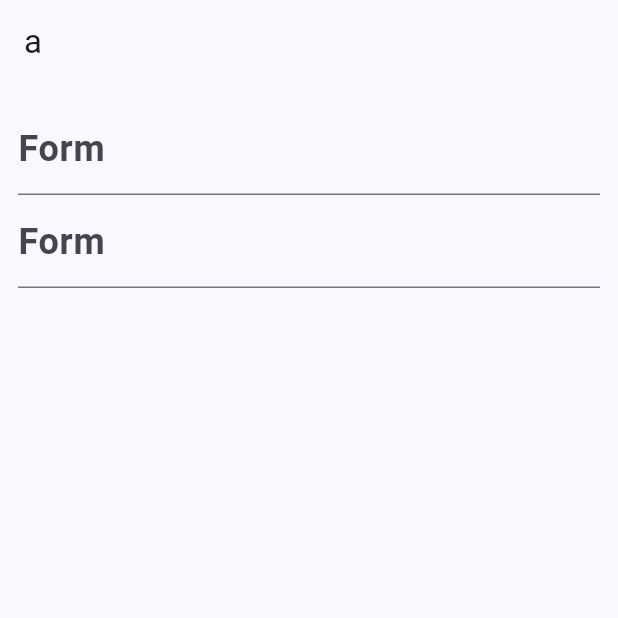
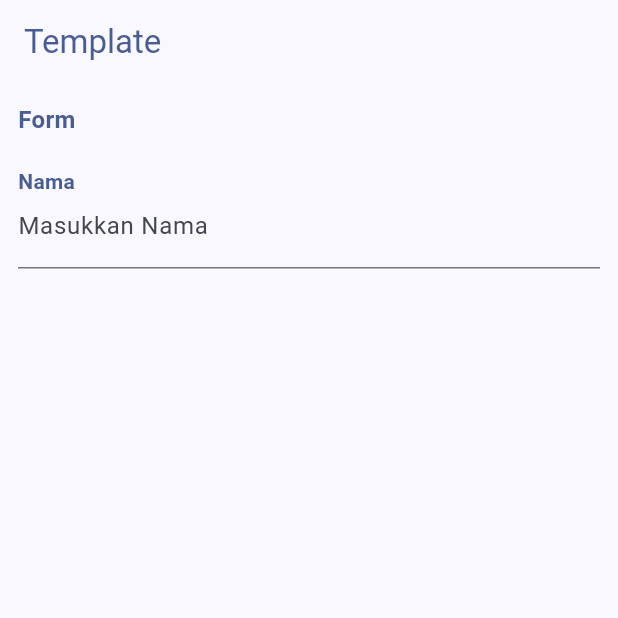
Before and after one commit to yowanmada123/AA, a Flutter app: the screen it shows after launch, on a phone screen of 412 x 824 dp, the top half of it. Run offline on Flutter 3.47's test engine with Material 2 defaults, Android fonts, the phone set to English and light mode, and no system bars; our stand-ins replace mask_text_input_formatter.

Commit message:
add form text

```diff
--- a/lib/all_screen.dart
+++ b/lib/all_screen.dart
@@ -1,3 +1,4 @@
+import 'package:boilerplate_flutter/widget/extention/base_ext.dart';
 import 'package:boilerplate_flutter/widget/form.dart';
 import 'package:flutter/material.dart';
 import 'package:flutter/src/foundation/key.dart';
@@ -14,18 +15,22 @@ class _AllScreenState extends State<AllScreen> {
   @override
   Widget build(BuildContext context) {
     return Scaffold(
-      appBar: AppBar(title: Text("a")),
+      appBar: AppBar(
+          title: Text(
+        "Template",
+        style: TextStyle(color: Theme.of(context).colorScheme.primary),
+      )),
       body: Padding(
         padding: const EdgeInsets.all(12.0),
         child: ListView(
           children: [
-            xForm(
-              title: "Form",
-              hintText: "isi Form",
-            ),
-            xForm(
-              title: "Form",
-              hintText: "isi Form",
+            Text(
+              "Form",
+              style: TextStyle(color: Theme.of(context).colorScheme.primary)
+            ).titleText(),
+            OFormText(
+              title: "Nama",
+              // hintText: " Form",
             ),
           ],
         ),
--- a/lib/main.dart
+++ b/lib/main.dart
@@ -11,8 +11,10 @@ class MyApp extends StatefulWidget {
   @override
   State<MyApp> createState() => _MyAppState();
 }
+
 //
 const Color m3BaseColor = Color(0xff153676);
+// const Color m3BaseColor = Color.fromARGB(255, 60, 0, 255);
 
 class _MyAppState extends State<MyApp> {
   bool useLightMode = true;
--- /dev/null
+++ b/lib/widget/extention/base_ext.dart
@@ -0,0 +1,2 @@
+export 'ext_string.dart';
+export 'ext_text.dart';
--- /dev/null
+++ b/lib/widget/extention/ext_string.dart
@@ -0,0 +1,5 @@
+extension StringExtension on String {
+  String capitalizeText() {
+    return "${this[0].toUpperCase()}${this.substring(1).toLowerCase()}";
+  }
+}
--- a/lib/widget/form.dart
+++ b/lib/widget/form.dart
@@ -1,18 +1,120 @@
+import 'package:boilerplate_flutter/widget/extention/ext_string.dart';
 import 'package:flutter/material.dart';
+import 'package:flutter/services.dart';
 import 'package:flutter/src/foundation/key.dart';
 import 'package:flutter/src/widgets/framework.dart';
+import 'package:mask_text_input_formatter/mask_text_input_formatter.dart';
 
-class xForm extends StatelessWidget {
-  final String? title;
+enum FormType { text, email, phone, password, money }
+
+class OFormText extends StatelessWidget {
+  final String title;
   final String? hintText;
-  const xForm({Key? key, this.title, this.hintText}) : super(key: key);
+  final TextEditingController? controller;
+  final bool isRequired;
+  final FormType formType;
+  final int maxLines;
+  final bool readOnly;
+
+  const OFormText({
+    Key? key,
+    required this.title,
+    this.controller,
+    this.isRequired = true,
+    this.formType = FormType.text,
+    this.hintText,
+    this.maxLines = 1,
+    this.readOnly = false,
+  }) : super(key: key);
+
+  String? checkValidation(String value) {
+    if (isRequired) {
+      if (value.isEmpty) {
+        return '${title.toUpperCase()} TIDAK BOLEH KOSONG';
+      }
+    }
+    if (formType == FormType.phone) {
+      if (int.tryParse(value) == null) {
+        return '${title.toUpperCase()} HANYA ANGKA SAJA';
+      }
+    }
+    if (formType == FormType.email) {
+      String pattern =
+          r"^[a-zA-Z0-9.!#$%&'*+/=?^_`{|}~-]+@[a-zA-Z0-9](?:[a-zA-Z0-9-]"
+          r"{0,253}[a-zA-Z0-9])?(?:\.[a-zA-Z0-9](?:[a-zA-Z0-9-]"
+          r"{0,253}[a-zA-Z0-9])?)*$";
+      RegExp regex = RegExp(pattern);
+      if (value.trim().isNotEmpty && !regex.hasMatch(value.trim())) {
+        return '${title.toUpperCase()} HARUS VALID EMAIL';
+      }
+    }
+    return null;
+  }
+
+  List<TextInputFormatter>? maskFormat(FormType type) {
+    if (type == FormType.phone) {
+      return [
+        MaskTextInputFormatter(
+          mask: '#### #### #### ##',
+          filter: {"#": RegExp(r'[0-9]')},
+        )
+      ];
+    } else if (type == FormType.money) {
+      return [FilteringTextInputFormatter.digitsOnly];
+    }
+    return [];
+  }
 
   @override
   Widget build(BuildContext context) {
-    return TextField(
-        decoration: InputDecoration(
-            labelText: title,
-            hintText: hintText,
-            labelStyle: TextStyle(fontWeight: FontWeight.w700, fontSize: 24)));
+    bool obscureText = false;
+    if (formType == FormType.password) obscureText = true;
+
+    return Container(
+      child: Column(
+        mainAxisSize: MainAxisSize.min,
+        crossAxisAlignment: CrossAxisAlignment.start,
+        children: [
+          const SizedBox(
+            height: 20,
+          ),
+          Text(
+            title,
+            style: TextStyle(
+                fontSize: 14,
+                fontWeight: FontWeight.w700,
+                color: Theme.of(context).colorScheme.primary),
+          ),
+          TextFormField(
+            readOnly: readOnly,
+            maxLines: maxLines,
+            validator: (value) => checkValidation(value!),
+            controller: controller,
+            keyboardType:
+                (formType == FormType.phone || formType == FormType.money)
+                    ? TextInputType.number
+                    : TextInputType.text,
+            // inputFormatters: maskFormat(formType),
+            decoration: InputDecoration(
+              // border: InputBorder.none,
+              hintText: hintText ?? 'Masukkan ${title.capitalizeText()}',
+              // hintStyle: TextStyle(fontSize: gstate.bodyTextSize)
+              suffixIcon: (formType == FormType.password)
+                  ? InkWell(
+                      child: Icon((obscureText)
+                          ? Icons.visibility_outlined
+                          : Icons.visibility_off_outlined),
+                      onTap: () => obscureText = !obscureText,
+                    )
+                  : SizedBox.shrink(),
+            ),
+            obscureText: obscureText,
+          ),
+          const SizedBox(
+            height: 20,
+          ),
+        ],
+      ),
+    );
   }
 }
--- a/pubspec.yaml
+++ b/pubspec.yaml
@@ -33,7 +33,11 @@ dependencies:
 
   # The following adds the Cupertino Icons font to your application.
   # Use with the CupertinoIcons class for iOS style icons.
-  cupertino_icons: ^1.0.2
+  cupertino_icons: ^1.0.4
+  #Base form
+  intl_phone_number_input: ^0.7.0+2
+  mask_text_input_formatter: ^2.3.0
+
 
 dev_dependencies:
   flutter_test:
```
Also changed, not shown: lib/widget/extention/ext_text.dart (added, +37 -0 lines), pubspec.lock, 6 other files.
